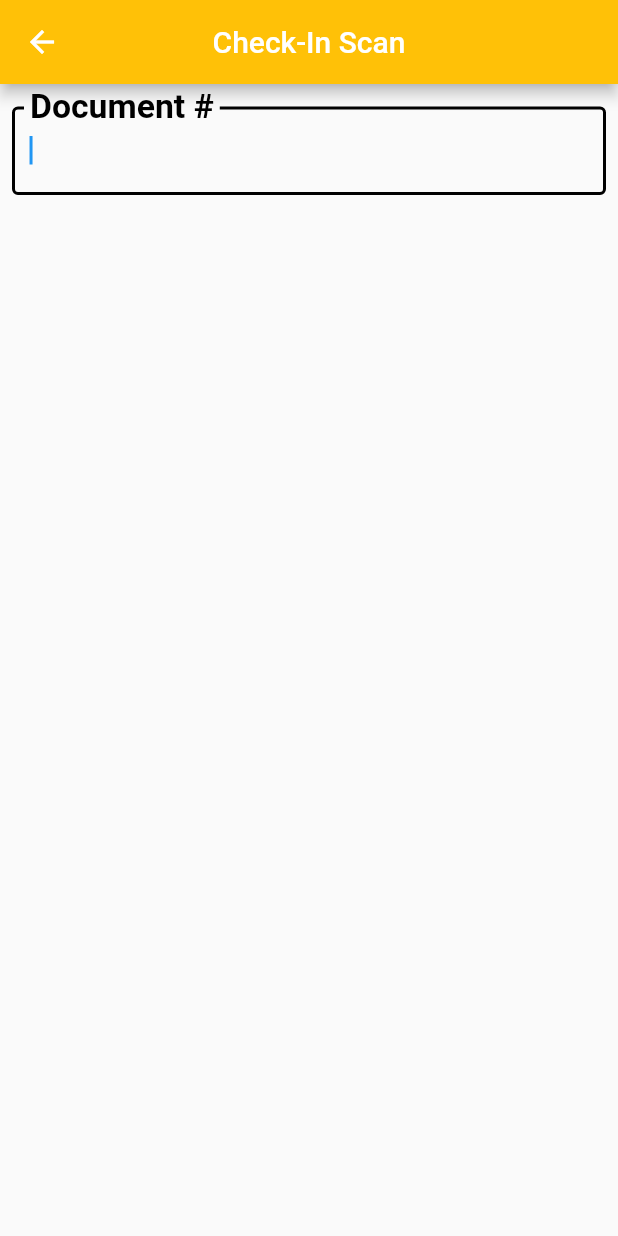
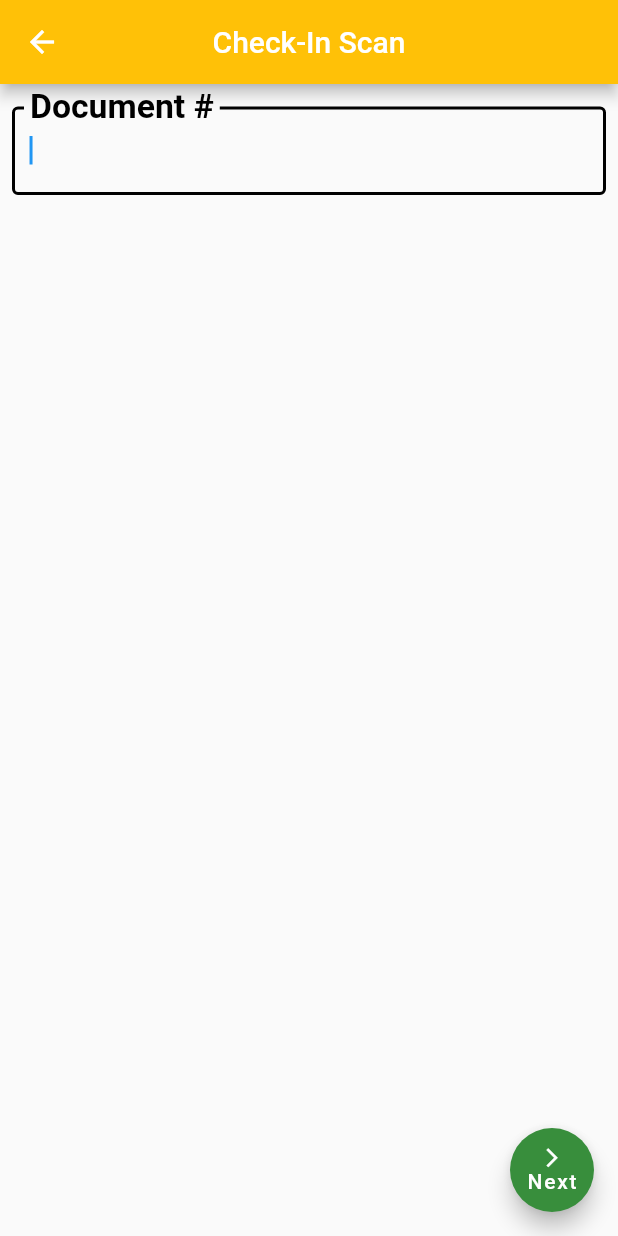
Before and after one commit to 4155-Software-Proj/swats, a Flutter app: the MainMenu screen opened by its route, after a tap on "Order Checkin", on a phone screen of 412 x 824 dp. Run offline on Flutter 3.47's test engine with Material 2 defaults, Android fonts, the phone set to English and light mode, and no system bars; our stand-ins replace flutter_spinkit; missing offline and left inert: mongo_dart.

Commit message:
Added functionality to docscan, and added checkindetails screen.

```diff
--- a/lib/main.dart
+++ b/lib/main.dart
@@ -3,6 +3,7 @@ import 'package:swats/pages/loading.dart';
 import 'package:swats/pages/login.dart';
 import 'package:swats/pages/mainMenu.dart';
 import 'package:swats/pages/orderCheckInScan.dart';
+import 'package:swats/pages/orderCheckInDetails.dart';
 
 void main() {
   runApp(MaterialApp(
@@ -14,7 +15,7 @@ void main() {
       //Order Check-in Screen Flow
       //Scan In Here
       '/orderCheckInScan': (context) => OrderCheckInScan(),
-      //'/orderCheckIn': (context) => OrderCheckIn(),
+      '/orderCheckIn': (context) => OrderCheckInDetails(),
       //Scan Bin Here
       //'/orderSummaryIn': (context) => OrderSummaryIn(), //This should have a confirmation pop in /mainMenu
       //Order Checkout Screen Flow
--- a/lib/pages/orderCheckInScan.dart
+++ b/lib/pages/orderCheckInScan.dart
@@ -10,7 +10,16 @@ class OrderCheckInScan extends StatefulWidget {
 }
 
 class _OrderCheckInScanState extends State<OrderCheckInScan> {
+  late FocusNode docField;
+  @override
+  void initState() {
+    // TODO: implement initState
+    super.initState();
+    docField = FocusNode();
+  }
+
   final fieldText = TextEditingController();
+
   void clearText() {
     fieldText.clear();
   }
@@ -32,6 +41,7 @@ class _OrderCheckInScanState extends State<OrderCheckInScan> {
             TextField(
               controller: fieldText,
               autofocus: true,
+              focusNode: docField,
               onSubmitted: (String value) {
                 setState(() {
                   result = value;
@@ -39,7 +49,7 @@ class _OrderCheckInScanState extends State<OrderCheckInScan> {
                   documents.add(result);
                 });
                 clearText();
-                FocusScope.of(context).previousFocus();
+                docField.requestFocus();
               },
               style: TextStyle(color: Colors.black),
               decoration: InputDecoration(
@@ -70,7 +80,13 @@ class _OrderCheckInScanState extends State<OrderCheckInScan> {
             Expanded(
               child: ListView(
                 shrinkWrap: true,
-                children: documents.map((document) => Text(document, textAlign: TextAlign.center, style: TextStyle(letterSpacing: 2.0, fontSize: 20),)).toList(),
+                children: documents
+                    .map((document) => Text(
+                          document,
+                          textAlign: TextAlign.center,
+                          style: TextStyle(letterSpacing: 2.0, fontSize: 20),
+                        ))
+                    .toList(),
               ),
             ),
             // SingleChildScrollView(
@@ -87,6 +103,21 @@ class _OrderCheckInScanState extends State<OrderCheckInScan> {
           ],
         ),
       ),
+      floatingActionButton: FloatingActionButton(
+        autofocus: false,
+        onPressed: () {
+          Navigator.pushNamed(context,
+              '/orderCheckIn'); //TODO: Pass doc list through to next screen
+        },
+        backgroundColor: Colors.green[700],
+        child: Column(
+          mainAxisAlignment: MainAxisAlignment.center,
+          children: [
+            Icon(Icons.arrow_forward_ios, size: 15),
+            Text('Next'),
+          ],
+        ),
+      ),
     );
   }
 }
```
Also changed, not shown: lib/pages/orderCheckInDetails.dart (added, +120 -0 lines).
